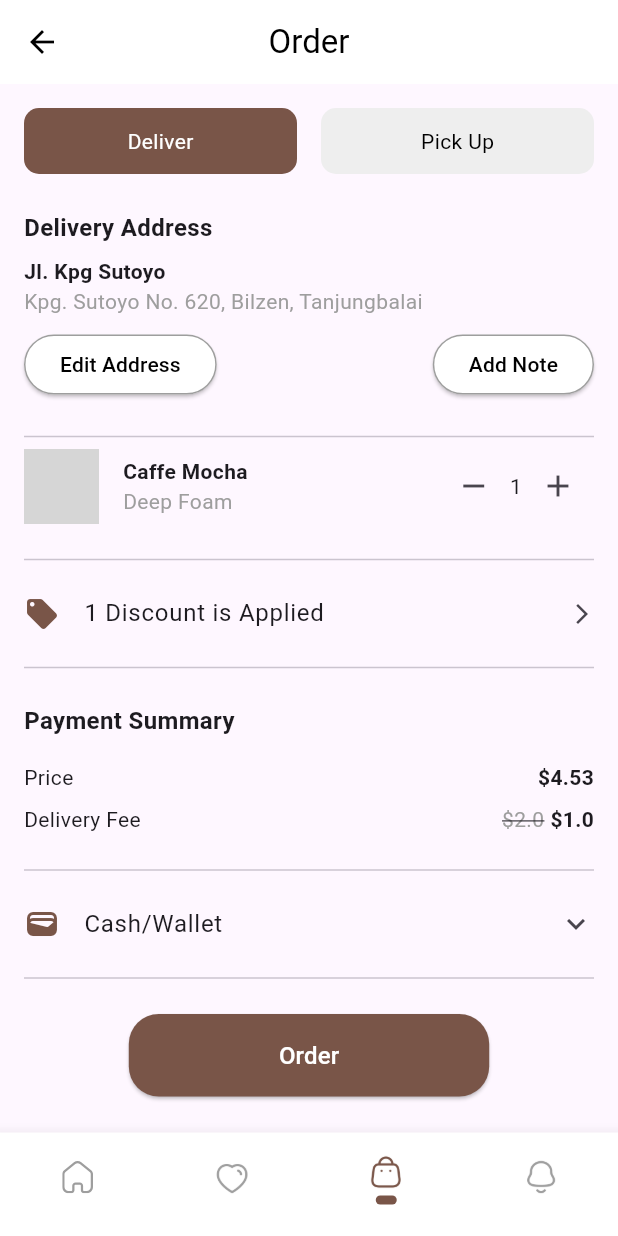
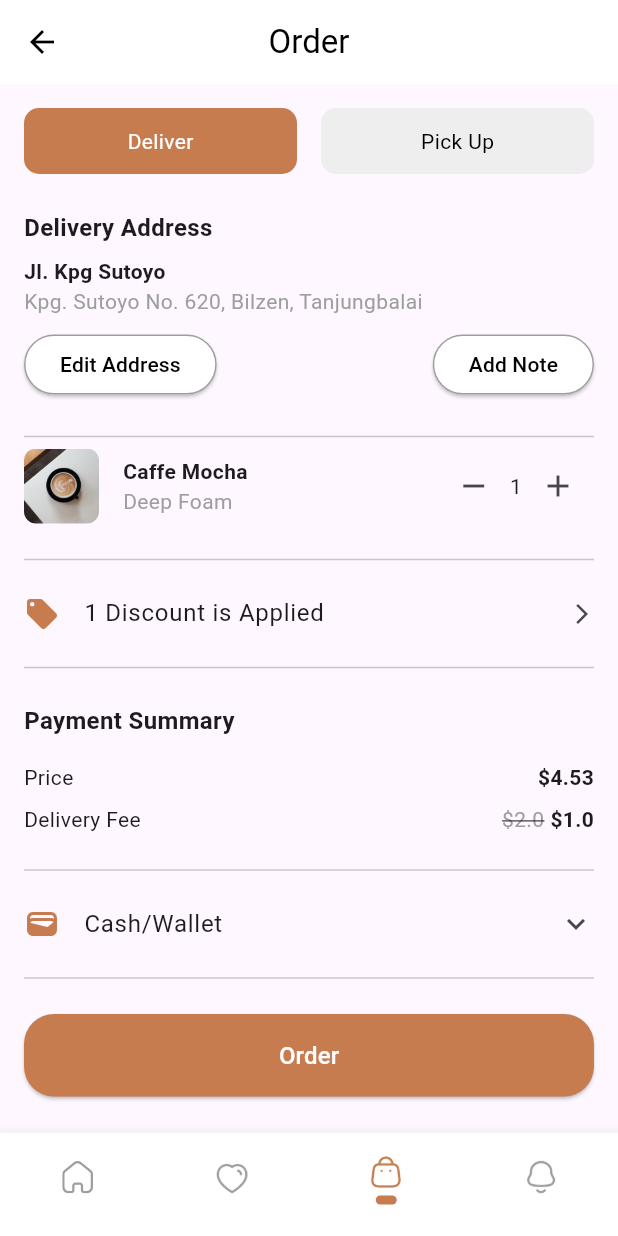
Before and after one commit to Rakibulhasa1/antopolis-project, a Flutter app: the HomePage screen opened directly, item 3 of the bottom bar chosen, on a phone screen of 412 x 824 dp. Run offline on Flutter 3.47's test engine with Material 3 defaults, Android fonts, the phone set to English and light mode, and no system bars; our stand-ins replace flutter_svg; grey boxes are pictures that could not be loaded.

Commit message:
project update

```diff
--- a/lib/cart_page.dart
+++ b/lib/cart_page.dart
@@ -47,7 +47,7 @@ class _CartPageState extends State<CartPage> {
                       child: Container(
                         padding: EdgeInsets.symmetric(vertical: 12),
                         decoration: BoxDecoration(
-                          color: isDelivery ? Colors.brown : Colors.grey[200],
+                          color: isDelivery ? Color(0xffc67c4e) : Colors.grey[200],
                           borderRadius: BorderRadius.circular(10),
                         ),
                         child: Center(
@@ -72,7 +72,7 @@ class _CartPageState extends State<CartPage> {
                       child: Container(
                         padding: EdgeInsets.symmetric(vertical: 12),
                         decoration: BoxDecoration(
-                          color: !isDelivery ? Colors.brown : Colors.grey[200],
+                          color: !isDelivery ? Color(0xffc67c4e) : Colors.grey[200],
                           borderRadius: BorderRadius.circular(10),
                         ),
                         child: Center(
@@ -145,7 +145,7 @@ class _CartPageState extends State<CartPage> {
                   ClipRRect(
                     borderRadius: BorderRadius.circular(8),
                     child: Image.asset(
-                      'assets/coffee_image.png',
+                      'assets/Property 1=Coffee, Property 2=1.png',
                       width: 50,
                       height: 50,
                       fit: BoxFit.cover,
@@ -193,7 +193,7 @@ class _CartPageState extends State<CartPage> {
               Divider(),
               ListTile(
                 contentPadding: EdgeInsets.zero,
-                leading: Icon(Icons.local_offer, color: Colors.brown),
+                leading: Icon(Icons.local_offer, color: Color(0xffc67c4e)),
                 title: Text('1 Discount is Applied'),
                 trailing: Icon(Icons.arrow_forward_ios, size: 16),
                 onTap: () {
@@ -238,7 +238,7 @@ class _CartPageState extends State<CartPage> {
               Divider(),
               ListTile(
                 contentPadding: EdgeInsets.zero,
-                leading: Icon(Icons.wallet, color: Colors.brown),
+                leading: Icon(Icons.wallet, color: Color(0xffc67c4e)),
                 title: Text('Cash/Wallet'),
                 trailing: Icon(Icons.expand_more),
                 onTap: () {
@@ -247,11 +247,12 @@ class _CartPageState extends State<CartPage> {
               Divider(),
 
               SizedBox(height: 16),
-              Center(
+              SizedBox(
+                width: MediaQuery.of(context).size.width,
                 child: ElevatedButton(
                   style: ElevatedButton.styleFrom(
                     padding: EdgeInsets.symmetric(horizontal: 100, vertical: 16),
-                    primary: Colors.brown,
+                    primary: Color(0xffc67c4e),
                     shape: RoundedRectangleBorder(
                       borderRadius: BorderRadius.circular(20),
                     ),
--- a/lib/favourite_page.dart
+++ b/lib/favourite_page.dart
@@ -27,14 +27,14 @@ class FavoritePage extends StatelessWidget {
       "name": "Mocha",
       "description": "Espresso mixed with chocolate and milk",
       "servings": "For 1 Person",
-      "calories": "200 Calories",
+      "calories": "20 Calories",
       "image": "assets/Property 1=Coffee, Property 2=4.png",
     },
     {
       "name": "Cappuccino",
       "description": "Classic with steamed milk and foam",
       "servings": "For 1 Person",
-      "calories": "180 Calories",
+      "calories": "18 Calories",
       "image": "assets/Property 1=Coffee, Property 2=5.png",
     },
   ];
--- a/lib/home.dart
+++ b/lib/home.dart
@@ -32,10 +32,11 @@ class _HomePageState extends State<HomePage>
   @override
   Widget build(BuildContext context) {
     return Scaffold(
+      backgroundColor: Colors.grey.shade200,
         body: _pages[_selectedIndex],
         bottomNavigationBar: BottomNavigationBar(
           backgroundColor: Colors.white,
-          selectedItemColor: Colors.brown,
+          selectedItemColor: Color(0xffc67c4e),
           unselectedItemColor: Colors.grey,
           showSelectedLabels: false,
           showUnselectedLabels: false,
@@ -50,7 +51,7 @@ class _HomePageState extends State<HomePage>
                     'assets/Home.svg',
                     width: 24,
                     height: 24,
-                    color: _selectedIndex == 0 ? Colors.brown : Colors.grey,
+                    color: _selectedIndex == 0 ? Color(0xffc67c4e) : Colors.grey,
                   ),const SizedBox(height: 2,),
                   if (_selectedIndex == 0)
                     Container(
@@ -58,7 +59,7 @@ class _HomePageState extends State<HomePage>
                       height: 6,
                       decoration: const BoxDecoration(
                           shape: BoxShape.rectangle,
-                          color: Colors.brown,
+                          color: Color(0xffc67c4e),
                           borderRadius: BorderRadius.all(Radius.circular(10))
                       ),
                       margin: const EdgeInsets.only(top: 2),
@@ -75,7 +76,7 @@ class _HomePageState extends State<HomePage>
                     'assets/Heart.png',
                     width: 24,
                     height: 24,
-                    color: _selectedIndex == 1 ? Colors.brown : Colors.grey,
+                    color: _selectedIndex == 1 ? Color(0xffc67c4e) : Colors.grey,
                   ),
                   SizedBox(height: 2,),
                   if (_selectedIndex == 1)
@@ -84,7 +85,7 @@ class _HomePageState extends State<HomePage>
                       height: 6,
                       decoration: const BoxDecoration(
                           shape: BoxShape.rectangle,
-                          color: Colors.brown,
+                          color: Color(0xffc67c4e),
                           borderRadius: BorderRadius.all(Radius.circular(10))
                       ),
                       margin: const EdgeInsets.only(top: 2),
@@ -100,7 +101,7 @@ class _HomePageState extends State<HomePage>
                     'assets/Bag.png',
                     width: 24,
                     height: 24,
-                    color: _selectedIndex == 2 ? Colors.brown : Colors.grey,
+                    color: _selectedIndex == 2 ? Color(0xffc67c4e) : Colors.grey,
                   ),
                   const SizedBox(height: 2,),
                   if (_selectedIndex == 2)
@@ -109,7 +110,7 @@ class _HomePageState extends State<HomePage>
                       height: 6,
                       decoration: const BoxDecoration(
                           shape: BoxShape.rectangle,
-                          color: Colors.brown,
+                          color: Color(0xffc67c4e),
                           borderRadius: BorderRadius.all(Radius.circular(10))
                       ),
                       margin: const EdgeInsets.only(top: 2),
@@ -125,7 +126,7 @@ class _HomePageState extends State<HomePage>
                     'assets/Notification.png',
                     width: 24,
                     height: 24,
-                    color: _selectedIndex == 3 ? Colors.brown : Colors.grey,
+                    color: _selectedIndex == 3 ? Color(0xffc67c4e) : Colors.grey,
                   ),
                   const SizedBox(height: 2,),
                   if (_selectedIndex == 3)
@@ -134,7 +135,7 @@ class _HomePageState extends State<HomePage>
                       height: 6,
                       decoration: const BoxDecoration(
                         shape: BoxShape.rectangle,
-                        color: Colors.brown,
+                        color: Color(0xffc67c4e),
                         borderRadius: BorderRadius.all(Radius.circular(10))
                       ),
                       margin: const EdgeInsets.only(top: 2),
--- a/lib/product_items.dart
+++ b/lib/product_items.dart
@@ -25,7 +25,7 @@ class ProductList extends StatelessWidget {
         return Container(
           decoration: BoxDecoration(
             borderRadius: BorderRadius.circular(12),
-            color: Colors.brown[100],
+            color: Color(0xffc67c4e)[100],
           ),
           child: Column(
             crossAxisAlignment: CrossAxisAlignment.start,
@@ -50,7 +50,7 @@ class ProductList extends StatelessWidget {
                   children: [
                     Text(
                       '\$${products[index]['price']}',
-                      style: TextStyle(fontSize: 16, color: Colors.brown),
+                      style: TextStyle(fontSize: 16, color: Color(0xffc67c4e)),
                     ),
                     GestureDetector(
                       onTap: () {
@@ -58,7 +58,7 @@ class ProductList extends StatelessWidget {
                       },
                       child: Icon(
                         Icons.add_circle,
-                        color: Colors.brown,
+                        color: Color(0xffc67c4e),
                       ),
                     ),
                   ],
```
Also changed, not shown: lib/home_screen.dart (+93 -27 lines), lib/product_details.dart (+8 -8 lines), assets/Icon(1).png (added).
